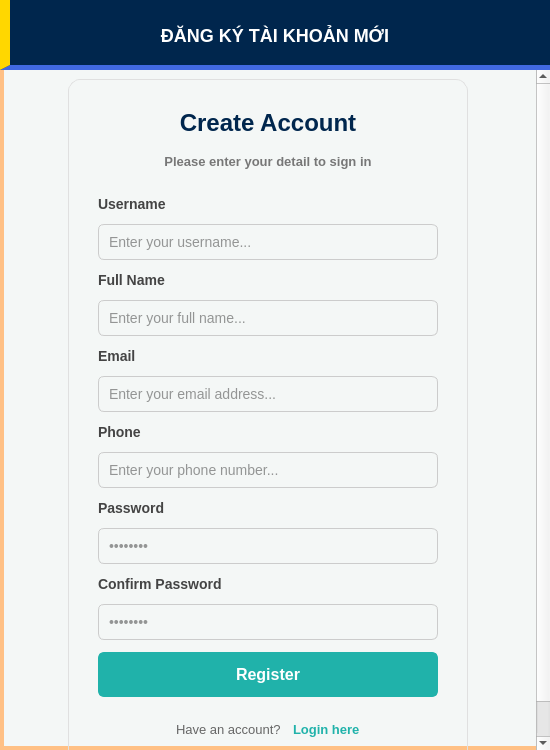
Before: the Qt Designer form src/components/widgets/login/signupform.ui in DamPhuQuy/Scientific-Article-Management, drawn with Qt 5.
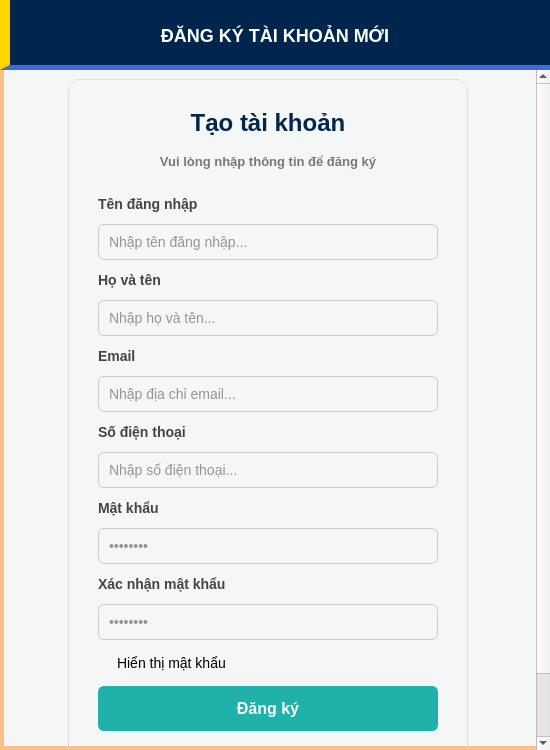
After: the same form once the commit is applied.

Commit message: Refactor UI components: Update text to Vietnamese, add password visibility toggle, and adjust layout in login and signup forms; fix DATA_FOLDER path in constants.

```diff
--- a/src/components/widgets/login/signupform.ui
+++ b/src/components/widgets/login/signupform.ui
@@ -156,12 +156,11 @@
       <property name="geometry">
        <rect>
         <x>0</x>
-        <y>0</y>
-        <width>542</width>
-        <height>750</height>
+        <y>-120</y>
+        <width>536</width>
+        <height>822</height>
        </rect>
       </property>
-      
       <layout class="QGridLayout" name="gridLayout_Body">
        <item row="0" column="1">
         <spacer name="verticalSpacer_Top">
@@ -219,7 +218,7 @@
           <item>
            <widget class="QLabel" name="welcomeLabel">
             <property name="text">
-             <string>Create Account</string>
+             <string>Tạo tài khoản</string>
             </property>
             <property name="alignment">
              <set>Qt::AlignmentFlag::AlignCenter</set>
@@ -229,7 +228,7 @@
           <item>
            <widget class="QLabel" name="subtitleLabel">
             <property name="text">
-             <string>Please enter your detail to sign in</string>
+             <string>Vui lòng nhập thông tin để đăng ký</string>
             </property>
             <property name="alignment">
              <set>Qt::AlignmentFlag::AlignCenter</set>
@@ -240,14 +239,14 @@
           <item>
            <widget class="QLabel" name="usernameLabel">
             <property name="text">
-             <string>Username</string>
+             <string>Tên đăng nhập</string>
             </property>
            </widget>
           </item>
           <item>
            <widget class="QLineEdit" name="usernameEdit">
             <property name="placeholderText">
-             <string>Enter your username...</string>
+             <string>Nhập tên đăng nhập...</string>
             </property>
            </widget>
           </item>
@@ -255,14 +254,14 @@
           <item>
            <widget class="QLabel" name="fullnameLabel">
             <property name="text">
-             <string>Full Name</string>
+             <string>Họ và tên</string>
             </property>
            </widget>
           </item>
           <item>
            <widget class="QLineEdit" name="fullnameEdit">
             <property name="placeholderText">
-             <string>Enter your full name...</string>
+             <string>Nhập họ và tên...</string>
             </property>
            </widget>
           </item>
@@ -277,7 +276,7 @@
           <item>
            <widget class="QLineEdit" name="emailEdit">
             <property name="placeholderText">
-             <string>Enter your email address...</string>
+             <string>Nhập địa chỉ email...</string>
             </property>
            </widget>
           </item>
@@ -285,14 +284,14 @@
           <item>
            <widget class="QLabel" name="phoneLabel">
             <property name="text">
-             <string>Phone</string>
+             <string>Số điện thoại</string>
             </property>
            </widget>
           </item>
           <item>
            <widget class="QLineEdit" name="phoneEdit">
             <property name="placeholderText">
-             <string>Enter your phone number...</string>
+             <string>Nhập số điện thoại...</string>
             </property>
            </widget>
           </item>
@@ -300,7 +299,7 @@
           <item>
            <widget class="QLabel" name="passwordLabel">
             <property name="text">
-             <string>Password</string>
+             <string>Mật khẩu</string>
             </property>
            </widget>
           </item>
@@ -318,7 +317,7 @@
           <item>
            <widget class="QLabel" name="confirmPassLabel">
             <property name="text">
-             <string>Confirm Password</string>
+             <string>Xác nhận mật khẩu</string>
             </property>
            </widget>
           </item>
@@ -332,7 +331,13 @@
             </property>
            </widget>
           </item>
-
+          <item>
+           <widget class="QCheckBox" name="showPasswordCheckBox">
+            <property name="text">
+             <string>Hiển thị mật khẩu</string>
+            </property>
+           </widget>
+          </item>
           <item>
            <spacer name="verticalSpacer_Button">
             <property name="orientation">
@@ -358,9 +363,6 @@
             <property name="cursor">
              <cursorShape>PointingHandCursor</cursorShape>
             </property>
-            <property name="text">
-             <string>Register</string>
-            </property>
             <property name="styleSheet">
              <string notr="true">
               QPushButton {
@@ -375,6 +377,9 @@
               QPushButton:pressed { background-color: #0e6b65; border-color: #0e6b65; }
              </string>
             </property>
+            <property name="text">
+             <string>Đăng ký</string>
+            </property>
            </widget>
           </item>
 
@@ -399,7 +404,7 @@
             <item>
              <widget class="QLabel" name="signUpPromptLabel">
               <property name="text">
-               <string>Have an account?</string>
+               <string>Đã có tài khoản?</string>
               </property>
              </widget>
             </item>
@@ -409,7 +414,7 @@
                <cursorShape>PointingHandCursor</cursorShape>
               </property>
               <property name="text">
-               <string>Login here</string>
+               <string>Đăng nhập</string>
               </property>
              </widget>
             </item>
```
Left out of the diff: 67 changed lines with no effect on the pictures. The commit also changes 7 other files.
